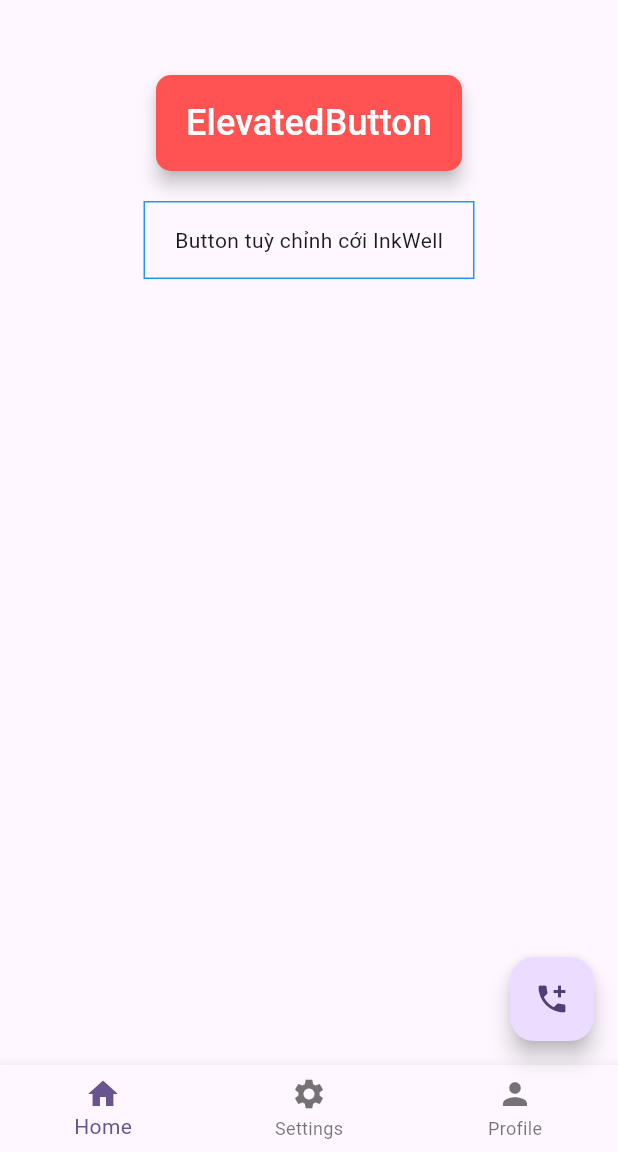
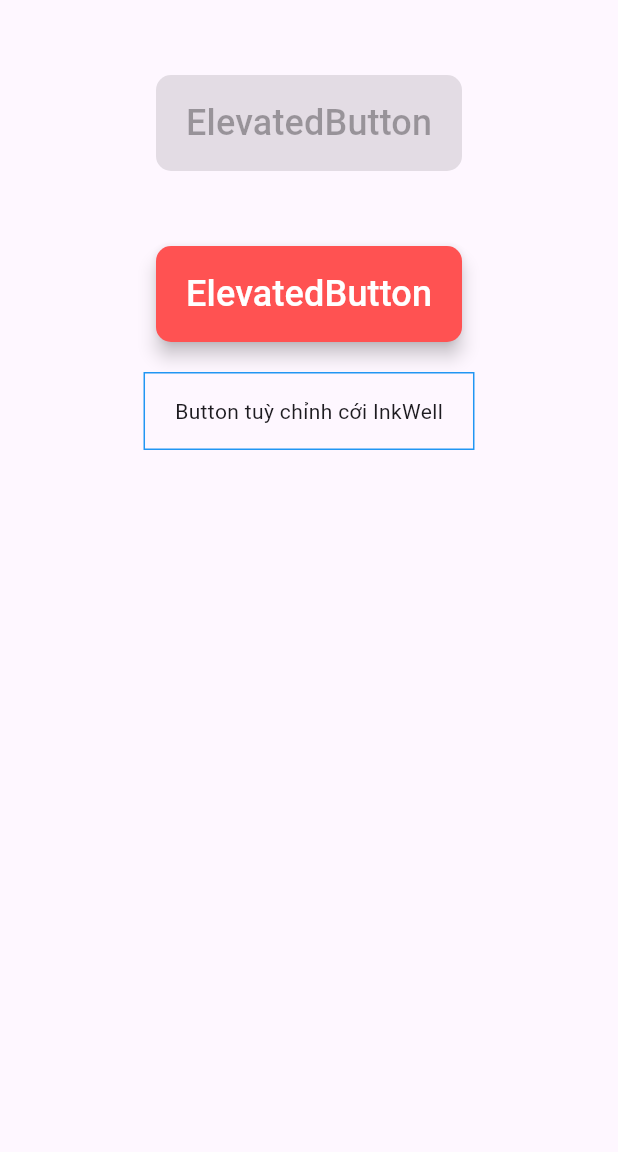
Before and after one commit to Putigol/Flutter-Android-Studio-Tutorial, a Flutter app: the screen it shows after launch, on a phone screen of 412 x 824 dp, the part 84-1236 px from its top. Run offline on Flutter 3.47's test engine with Material 3 defaults, Android fonts, the phone set to English and light mode, and no system bars.

Commit message:
main.dart for Button_P3

```diff
--- a/app_02/lib/main.dart
+++ b/app_02/lib/main.dart
@@ -1,4 +1,5 @@
 import 'package:app_02/MyButton.dart';
+import 'package:app_02/MyButton_P3.dart';
 import 'package:flutter/material.dart';
 import 'MyScaffold.dart';
 import 'MyAppBar.dart';
@@ -7,6 +8,7 @@ import 'MyContainer.dart';
 import 'MyColumnAndRow.dart';
 import 'MyButton.dart';
 import 'MyButton_P2.dart';
+import 'MyButton_P3.dart';
 void main() {
   runApp(const MyApp());
 }
@@ -22,7 +24,7 @@ class MyApp extends StatelessWidget {
       theme: ThemeData(
         colorScheme: .fromSeed(seedColor: Colors.deepPurple),
       ),
-      home: const MyButton_P2(),
+      home: const MyButton_P3(),
     );
   }
 }
```
